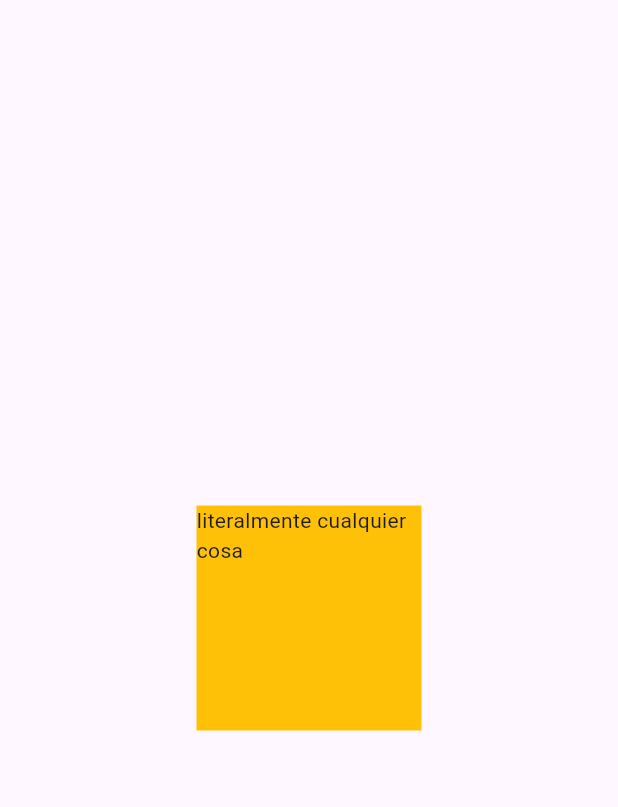
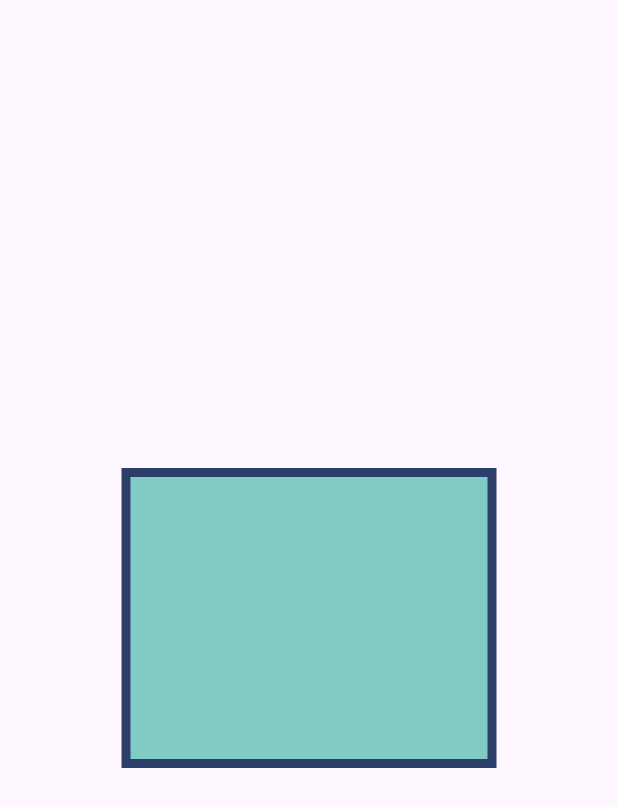
Before and after one commit to CesarKnight/la_primerita, a Flutter app: the screen it shows after launch, on a phone screen of 412 x 824 dp. Shown: the top 807 px of the screen. Run offline on Flutter 3.47's test engine with Material 3 defaults, Android fonts, the light colour scheme and no system bars.

Commit message:
container con decoration

```diff
--- a/lib/main.dart
+++ b/lib/main.dart
@@ -1,6 +1,8 @@
 import 'package:flutter/material.dart';
+
 import 'package:la_primerita/src/Widgets/basic_container.dart';
 import 'package:la_primerita/src/Widgets/textomio.dart';
+import 'package:la_primerita/src/Widgets/border_container.dart';
 
 void main(){
   return runApp(const MyApp());
@@ -24,7 +26,7 @@ class HomePage extends StatelessWidget {
   Widget build(BuildContext context) {
     return const Scaffold(
       body: Center(
-        child: BasicContainer()
+        child: BorderContainer()
       )
     );
   }
--- /dev/null
+++ b/lib/src/Widgets/border_container.dart
@@ -0,0 +1,20 @@
+import 'package:flutter/material.dart';
+
+class BorderContainer extends StatelessWidget {
+  const BorderContainer({super.key});
+
+  @override
+  Widget build(BuildContext context) {
+    return Container(
+      height: 200,
+      width: 250,
+      decoration: BoxDecoration(
+        color: Colors.teal[200],
+        border: Border.all(
+          color: const Color.fromARGB(255, 44, 63, 106),
+          width: 6.0
+        )
+      )
+    );
+  }
+}
```
